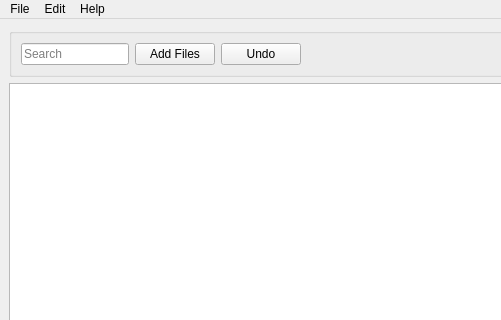
Old version of the form plyj-master/GUI/UIFiles/GUItake2.ui in the repository JLMcBride22/SourceCodeChecker; both pictures show x 0 to 501 and y 0 to 320 of the 858 by 608 pixel window.
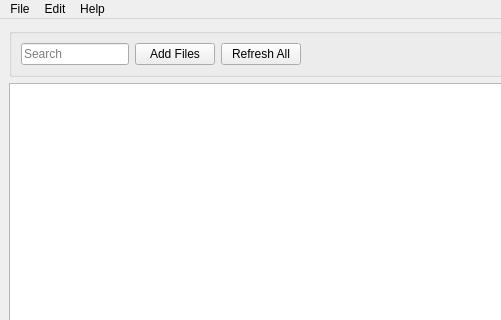
New version of the form.

```diff
--- a/plyj-master/GUI/UIFiles/GUItake2.ui
+++ b/plyj-master/GUI/UIFiles/GUItake2.ui
@@ -92,7 +92,7 @@
        <item>
         <widget class="QPushButton" name="pushButton_2">
          <property name="text">
-          <string>Undo</string>
+          <string>Refresh All</string>
          </property>
         </widget>
        </item>
```
Left out of the diff: 16 changed lines with no effect on the pictures.
